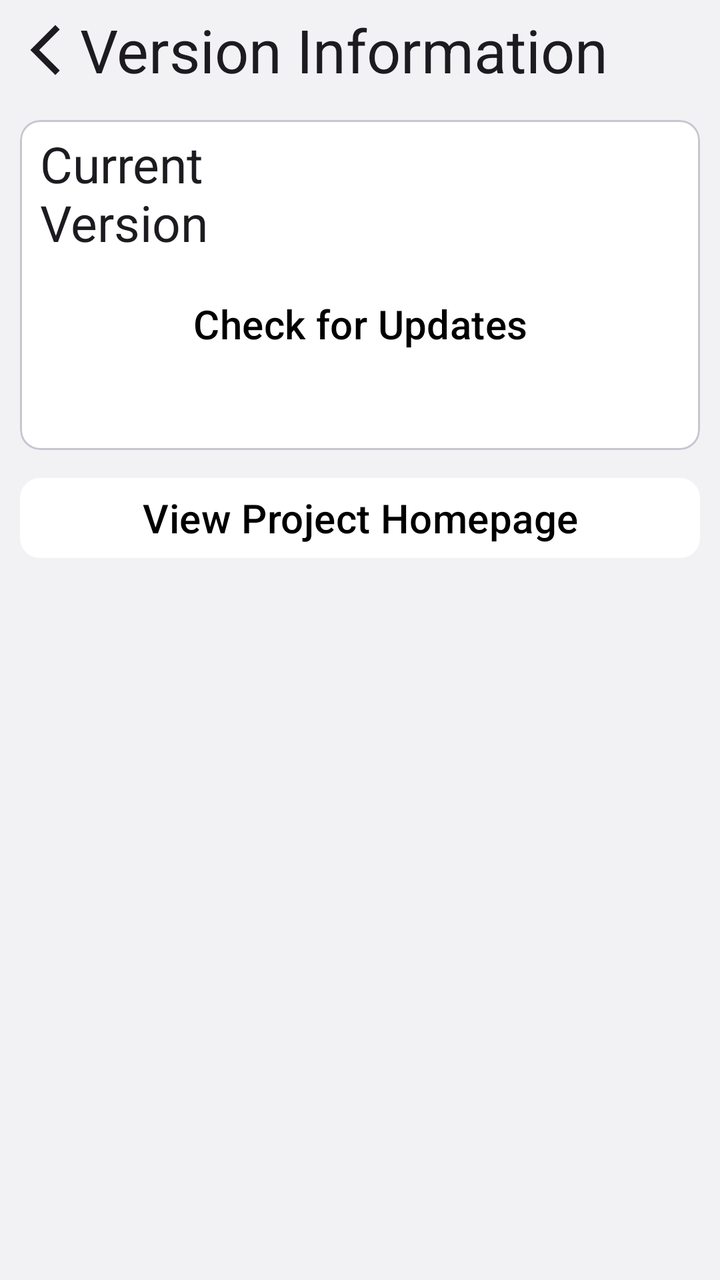
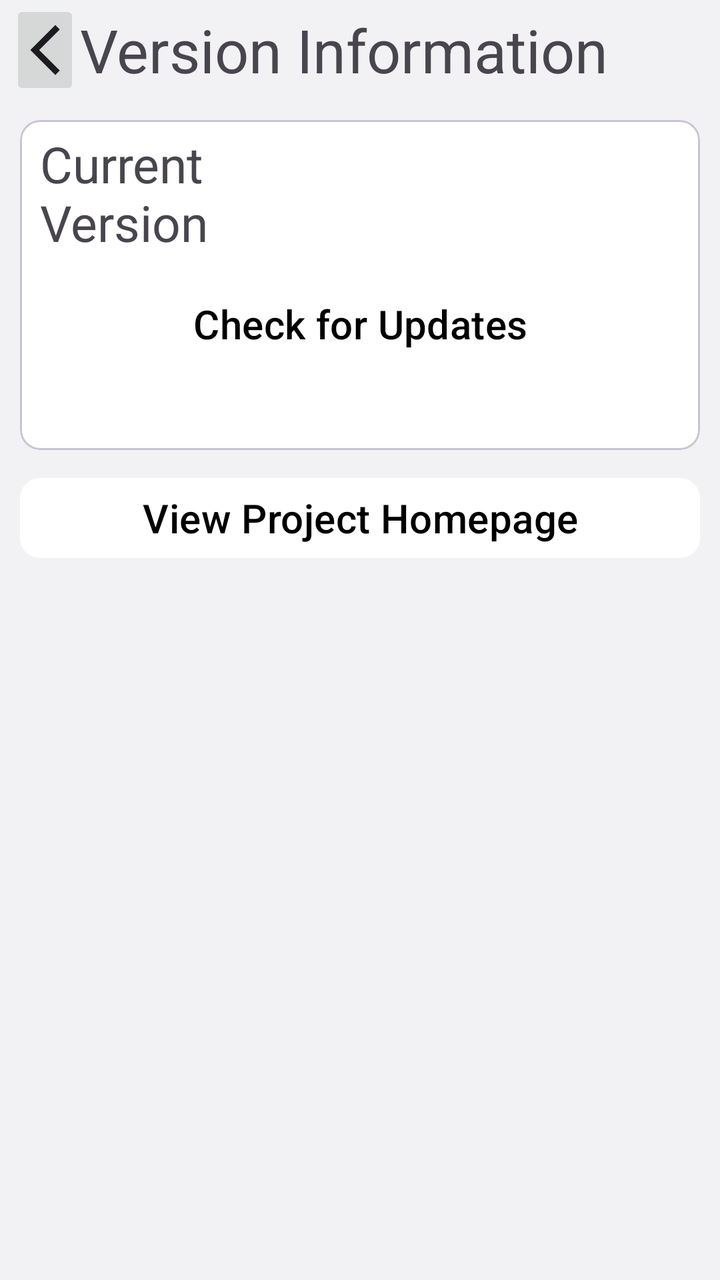

Two renders of the same Android screen: before a commit and after it. Below are the layout's source before the change and the commit's diff.
<!-- AndroidManifest.xml: application theme Theme.TodayToEat -->
<!-- res/layout/activity_version.xml -->
<?xml version="1.0" encoding="utf-8"?>
<androidx.constraintlayout.widget.ConstraintLayout xmlns:android="http://schemas.android.com/apk/res/android"
    xmlns:app="http://schemas.android.com/apk/res-auto"
    xmlns:tools="http://schemas.android.com/tools"
    android:id="@+id/main"
    android:layout_width="match_parent"
    android:layout_height="match_parent"
    android:layout_marginTop="30sp"
    android:orientation="vertical"
    tools:context=".VersionActivity">

    <LinearLayout
        android:id="@+id/ll"
        android:layout_width="match_parent"
        android:layout_height="50sp"
        android:layout_margin="5sp"
        android:orientation="horizontal"
        tools:ignore="MissingConstraints">

        <ImageButton
            android:id="@+id/ib_back"
            android:layout_width="0dp"
            android:layout_height="50sp"
            android:layout_gravity="center"
            android:layout_weight="1"
            android:background="@android:color/transparent"
            android:src="@drawable/baseline_arrow_back_ios_new_24"
            app:tint="?attr/colorOnSurface" />

        <TextView
            android:layout_width="0dp"
            android:layout_height="wrap_content"
            android:layout_gravity="center|start"
            android:layout_weight="9"
            android:text="@string/version"
            android:textColor="?attr/colorOnSurface"
            android:textSize="30sp"
            tools:ignore="MissingConstraints" />

    </LinearLayout>

    <com.google.android.material.card.MaterialCardView
        android:id="@+id/card_update"
        android:layout_width="match_parent"
        android:layout_height="wrap_content"
        app:cardCornerRadius="10sp"
        android:layout_margin="10sp"
        app:layout_constraintTop_toBottomOf="@+id/ll">

        <androidx.constraintlayout.widget.ConstraintLayout
            android:layout_width="match_parent"
            android:layout_height="wrap_content"
            android:layout_marginTop="5sp"
            android:layout_marginBottom="10sp"
            android:orientation="vertical">

            <LinearLayout
                android:id="@+id/ll_vision_code"
                android:layout_width="match_parent"
                android:layout_height="wrap_content"
                android:orientation="horizontal"
                android:layout_margin="10sp"
                tools:ignore="MissingConstraints">

                <TextView
                    android:layout_width="0dp"
                    android:layout_weight="1"
                    android:layout_height="match_parent"
                    android:text="@string/current_vision"
                    android:textSize="25sp"
                    android:textColor="?attr/colorOnSurface"
                    android:gravity="center_vertical"
                    tools:ignore="MissingConstraints" />

                <TextView
                    android:id="@+id/tv_current_version"
                    android:layout_width="0dp"
                    android:layout_weight="1"
                    android:layout_height="match_parent"
                    android:textSize="25sp"
                    android:textColor="?attr/colorOnSurface"
                    android:textStyle="bold"
                    android:layout_marginEnd="10sp"
                    android:gravity="center|end"/>
            </LinearLayout>

            <com.google.android.material.button.MaterialButton
                android:id="@+id/btn_check_update"
                android:layout_width="match_parent"
                android:layout_height="wrap_content"
                android:layout_gravity="end"
                android:gravity="center"
                android:text="@string/update_button"
                android:textSize="20sp"
                app:cornerRadius="10dp"
                app:layout_constraintTop_toBottomOf="@id/ll_vision_code"
                tools:ignore="MissingConstraints"
                tools:layout_editor_absoluteX="15sp"
                android:backgroundTint="?attr/colorPrimary"
                android:layout_margin="10sp"/>

            <TextView
                android:id="@+id/tv_auto_update"
                android:layout_width="match_parent"
                android:layout_height="wrap_content"
                android:text=""
                app:layout_constraintTop_toBottomOf="@+id/btn_check_update"
                android:layout_margin="10sp"
                tools:ignore="MissingConstraints" />


        </androidx.constraintlayout.widget.ConstraintLayout>

    </com.google.android.material.card.MaterialCardView>

    <com.google.android.material.button.MaterialButton
        android:id="@+id/btn_enter_program"
        android:layout_width="match_parent"
        android:layout_height="wrap_content"
        android:text="@string/version_enter_program"
        android:textSize="20sp"
        android:layout_margin="10sp"
        app:cornerRadius="10sp"
        app:layout_constraintTop_toBottomOf="@id/card_update"/>

</androidx.constraintlayout.widget.ConstraintLayout>
<!-- resources referenced by this layout -->
<resources>
  <!-- drawable baseline_arrow_back_ios_new_24 (drawable) -->
  <vector xmlns:android="http://schemas.android.com/apk/res/android" android:height="30dp" android:tint="?attr/colorOnSurface" android:viewportHeight="24" android:viewportWidth="24" android:width="30dp">
        
      <path android:fillColor="@android:color/white" android:pathData="M17.77,3.77l-1.77,-1.77l-10,10l10,10l1.77,-1.77l-8.23,-8.23z"/>
      
  </vector>
  <string name="current_vision">Current Version</string>
  <string name="update_button">Check for Updates</string>
  <string name="version">Version Information</string>
  <string name="version_enter_program">View Project Homepage</string>
  <style name="Theme.TodayToEat" parent="Theme.Material3.DayNight.NoActionBar">
          <item name="windowNoTitle">true</item>
          <item name="windowActionBar">false</item>
  
          <item name="android:navigationBarColor">@android:color/transparent</item>
          <item name="android:statusBarColor">@android:color/transparent</item>
          <item name="android:windowLightStatusBar">true</item>
  
          <item name="colorPrimary">@color/white</item>
          <item name="colorOnPrimary">@color/black</item>
          <item name="colorPrimaryVariant">@color/middleGray</item>
          <item name="colorPrimaryContainer">@color/gray</item>
  
          <item name="android:windowBackground">@color/gray</item>
  
          <item name="materialAlertDialogTheme">@style/MyAlertDialog.Light</item>
  
          <item name="colorSurface">@color/white</item>
          <item name="colorOutline">@color/transparent</item>
  
          <item name="radioButtonStyle">@style/Widget.TodayToEat.RadioButton</item>
  
          <item name="itemBackground">@color/transparent</item>
      </style>
  <color name="white">#FFFFFFFF</color>
  <color name="black">#FF000000</color>
  <color name="middleGray">#E7E6E9</color>
  <color name="gray">#F2F2F4</color>
  <style name="MyAlertDialog.Light" parent="ThemeOverlay.Material3.MaterialAlertDialog">
          <item name="colorPrimary">@color/title_color</item>
          <item name="android:textColor">@color/title_color</item>
      </style>
  <color name="transparent">#00ffffff</color>
  <style name="Widget.TodayToEat.RadioButton" parent="Widget.Material3.CompoundButton.RadioButton">
          <item name="buttonTint">@color/radio_button_tint</item>
      </style>
  <color name="title_color">#000000</color>
</resources>

<!-- the commit's change to res/layout/activity_version.xml (unified diff, before → after) -->
@@ -23,9 +23,8 @@
             android:layout_height="50sp"
             android:layout_gravity="center"
             android:layout_weight="1"
-            android:background="@android:color/transparent"
             android:src="@drawable/baseline_arrow_back_ios_new_24"
-            app:tint="?attr/colorOnSurface" />
+            />
 
         <TextView
             android:layout_width="0dp"
@@ -33,7 +32,6 @@
             android:layout_gravity="center|start"
             android:layout_weight="9"
             android:text="@string/version"
-            android:textColor="?attr/colorOnSurface"
             android:textSize="30sp"
             tools:ignore="MissingConstraints" />
 
@@ -68,7 +66,6 @@
                     android:layout_height="match_parent"
                     android:text="@string/current_vision"
                     android:textSize="25sp"
-                    android:textColor="?attr/colorOnSurface"
                     android:gravity="center_vertical"
                     tools:ignore="MissingConstraints" />
 
@@ -78,7 +75,6 @@
                     android:layout_weight="1"
                     android:layout_height="match_parent"
                     android:textSize="25sp"
-                    android:textColor="?attr/colorOnSurface"
                     android:textStyle="bold"
                     android:layout_marginEnd="10sp"
                     android:gravity="center|end"/>
@@ -96,7 +92,6 @@
                 app:layout_constraintTop_toBottomOf="@id/ll_vision_code"
                 tools:ignore="MissingConstraints"
                 tools:layout_editor_absoluteX="15sp"
-                android:backgroundTint="?attr/colorPrimary"
                 android:layout_margin="10sp"/>
 
             <TextView
